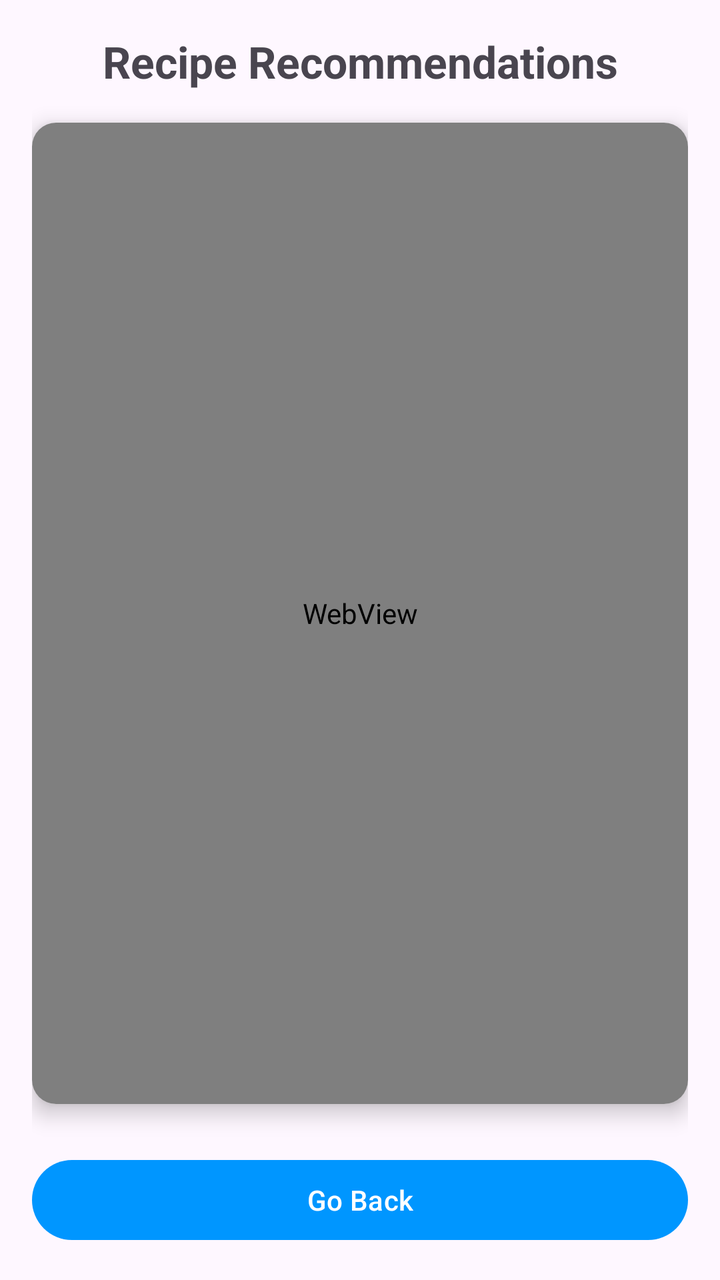
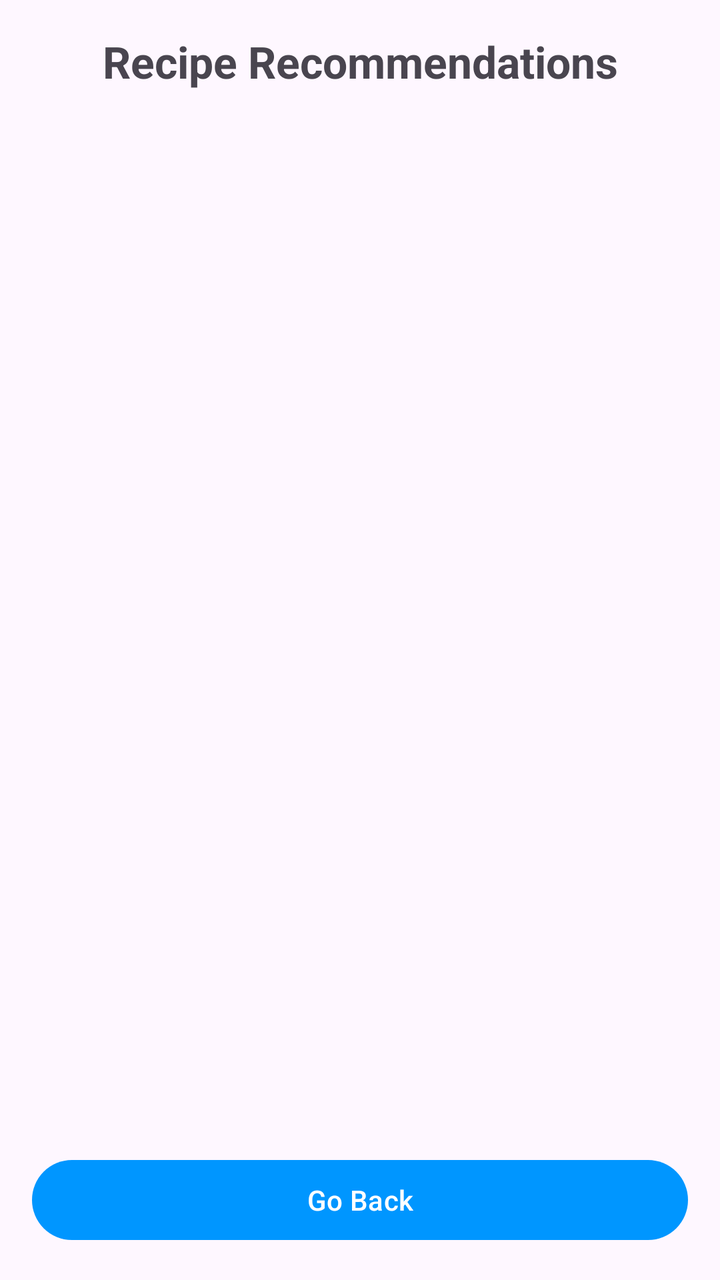

Compare the two renders of this Android layout. The source of the first and the diff that turns it into the second are given below.
<!-- AndroidManifest.xml: application theme Theme.Objectscanner -->
<!-- res/layout/activity_recipe_recommendation.xml -->
<?xml version="1.0" encoding="utf-8"?>
<LinearLayout xmlns:android="http://schemas.android.com/apk/res/android"
    android:layout_width="match_parent"
    android:layout_height="match_parent"
    xmlns:app="http://schemas.android.com/apk/res-auto"
    android:orientation="vertical"
    android:padding="16dp">

    
    <TextView
        android:id="@+id/recommendationsTextView"
        android:layout_width="match_parent"
        android:layout_height="wrap_content"
        android:text="@string/recipe_recommendations"
        android:textSize="22sp"
        android:textStyle="bold"
        android:gravity="center"
        android:paddingBottom="16dp" />

    
    <androidx.cardview.widget.CardView
        android:layout_width="match_parent"
        android:layout_height="0dp"
        android:layout_weight="1"
        android:layout_marginBottom="16dp"
        app:cardCornerRadius="12dp"
        app:cardElevation="6dp">

        <WebView
            android:id="@+id/webView"
            android:layout_width="match_parent"
            android:layout_height="match_parent"
            android:scrollbars="vertical"
            android:background="@android:color/black" />
    </androidx.cardview.widget.CardView>

    
    <Button
        android:id="@+id/goBackBtn"
        android:layout_width="match_parent"
        android:layout_height="wrap_content"
        android:text="@string/go_back"
        android:layout_marginTop="8dp" />

</LinearLayout>
<!-- resources referenced by this layout -->
<resources>
  <string name="go_back">Go Back</string>
  <string name="recipe_recommendations">Recipe Recommendations</string>
  <style name="Theme.Objectscanner" parent="Base.Theme.Objectscanner" />
  <style name="Base.Theme.Objectscanner" parent="Theme.Material3.DayNight.NoActionBar">
          
          <item name="colorPrimary">@color/blue</item>
          <item name="colorPrimaryVariant">@color/blue</item>
          <item name="android:statusBarColor">@color/blue</item>
      </style>
  <color name="blue">#0096ff</color>
</resources>

<!-- the commit's change to res/layout/activity_recipe_recommendation.xml (unified diff, before → after) -->
@@ -1,8 +1,8 @@
 <?xml version="1.0" encoding="utf-8"?>
 <LinearLayout xmlns:android="http://schemas.android.com/apk/res/android"
+    xmlns:app="http://schemas.android.com/apk/res-auto"
     android:layout_width="match_parent"
     android:layout_height="match_parent"
-    xmlns:app="http://schemas.android.com/apk/res-auto"
     android:orientation="vertical"
     android:padding="16dp">
 
@@ -18,21 +18,13 @@
         android:paddingBottom="16dp" />
 
     
-    <androidx.cardview.widget.CardView
+    <androidx.recyclerview.widget.RecyclerView
+        android:id="@+id/recipesRecyclerView"
         android:layout_width="match_parent"
         android:layout_height="0dp"
         android:layout_weight="1"
         android:layout_marginBottom="16dp"
-        app:cardCornerRadius="12dp"
-        app:cardElevation="6dp">
-
-        <WebView
-            android:id="@+id/webView"
-            android:layout_width="match_parent"
-            android:layout_height="match_parent"
-            android:scrollbars="vertical"
-            android:background="@android:color/black" />
-    </androidx.cardview.widget.CardView>
+        android:scrollbars="vertical" />
 
     
     <Button
